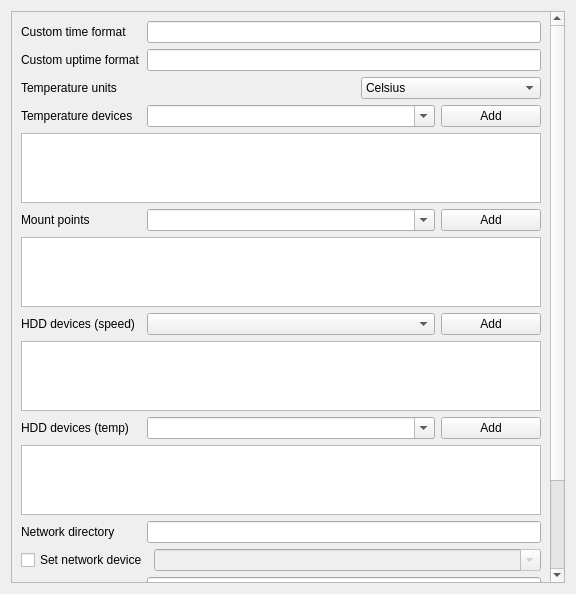
First picture: the form in sources/ptm/contents/ui/advanced.ui, repository arcan1s/awesome-widgets, before the edit.
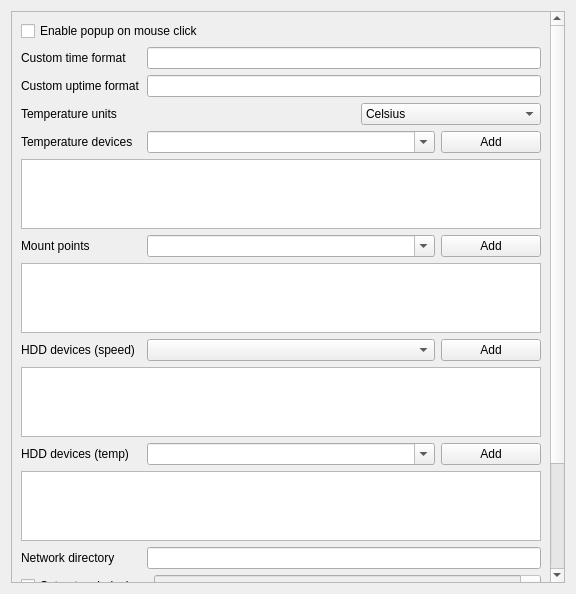
Second picture: the form after the edit.

Commit message: fix bug with saving settings added 'enable popup message'

Patch:
```diff
--- a/sources/ptm/contents/ui/advanced.ui
+++ b/sources/ptm/contents/ui/advanced.ui
@@ -43,10 +43,17 @@
         <x>0</x>
         <y>0</y>
         <width>542</width>
-        <height>723</height>
+        <height>748</height>
        </rect>
       </property>
       <layout class="QVBoxLayout" name="verticalLayout_8">
+       <item>
+        <widget class="QCheckBox" name="checkBox_popup">
+         <property name="text">
+          <string>Enable popup on mouse click</string>
+         </property>
+        </widget>
+       </item>
        <item>
         <layout class="QHBoxLayout" name="layout_timeFormat">
          <item>
```
Left out of the diff: 26 changed lines with no effect on the pictures. The commit also changes 19 other files.
